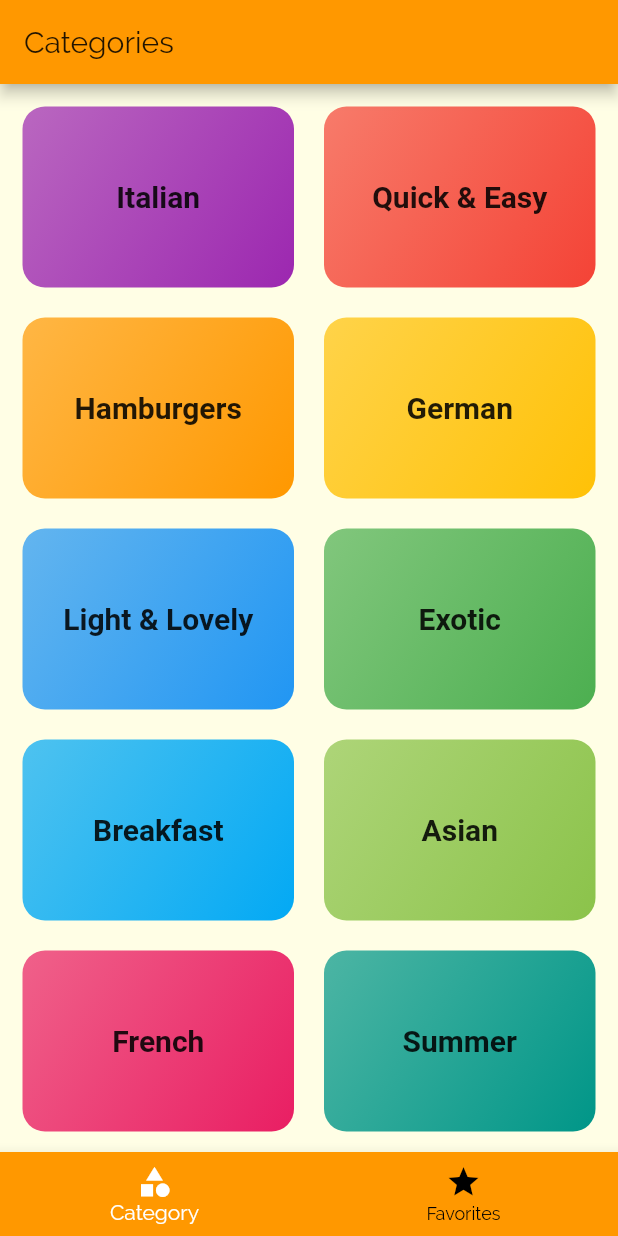
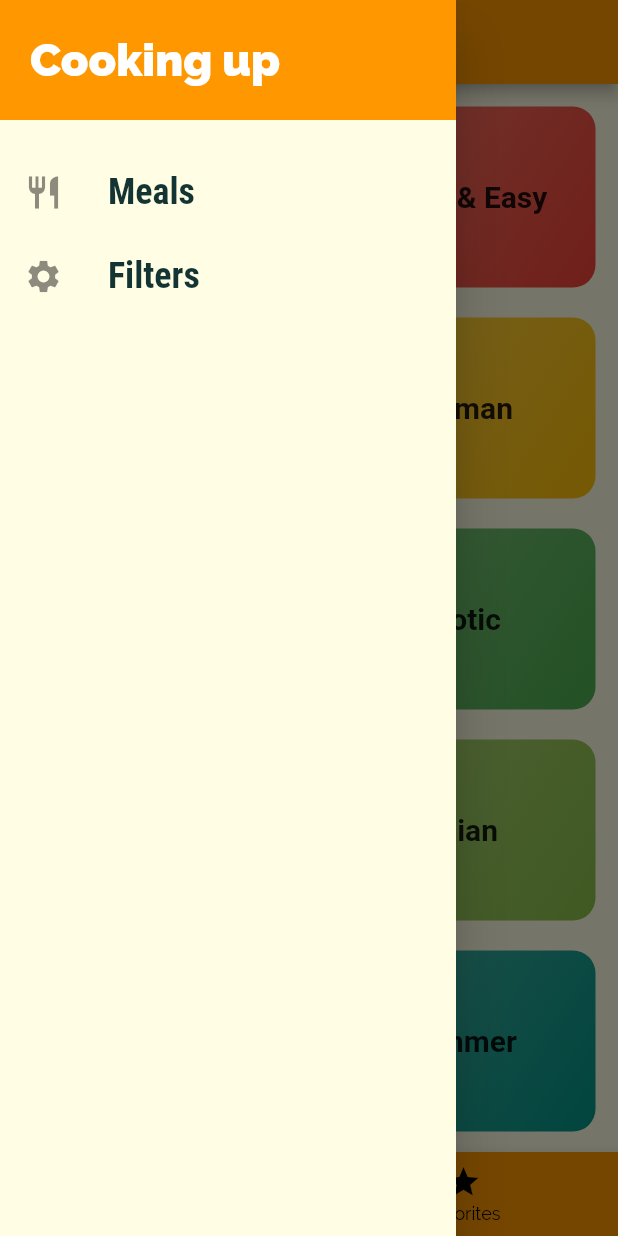
Before and after one commit to channaveerayya/MealsApp, a Flutter app: the screen it shows after launch, with the side drawer open (before the commit the screen has no drawer), on a phone screen of 412 x 824 dp. Run offline on Flutter 3.47's test engine with Material 2 defaults, Android fonts, the phone set to English and light mode, and no system bars; Roboto replaces fonts that are missing (RobotoCodensed).

Commit message:
Adding Custom Drawer

```diff
--- a/lib/screens/tab_screen.dart
+++ b/lib/screens/tab_screen.dart
@@ -1,3 +1,4 @@
+import 'package:MealsApp/widgets/main_drawer.dart';
 import 'package:flutter/material.dart';
 import '../screens/categories_screen.dart';
 import '../screens/favorites_screen.dart';
@@ -33,6 +34,7 @@ class _TabScreenState extends State<TabScreen> {
       appBar: AppBar(
         title: Text(_pages[_selectedpageIndex]['title']),
       ),
+      drawer: MainDrawer(),
       body: _pages[_selectedpageIndex]['page'],
       bottomNavigationBar: BottomNavigationBar(
         backgroundColor: Theme.of(context).primaryColor,
--- /dev/null
+++ b/lib/widgets/main_drawer.dart
@@ -0,0 +1,49 @@
+import 'package:flutter/material.dart';
+
+class MainDrawer extends StatelessWidget {
+  ListTile buildListTile(String title, IconData icon) {
+    return ListTile(
+      leading: Icon(
+        icon,
+        size: 26,
+      ),
+      title: Text(
+        title,
+        style: TextStyle(
+            fontFamily: 'RobotoCondensed',
+            fontSize: 24,
+            fontWeight: FontWeight.bold),
+      ),
+      onTap: null,
+    );
+  }
+
+  @override
+  Widget build(BuildContext context) {
+    return Drawer(
+      child: Column(
+        children: <Widget>[
+          Container(
+            height: 80,
+            width: double.infinity,
+            padding: EdgeInsets.all(20),
+            alignment: Alignment.centerLeft,
+            color: Theme.of(context).primaryColor,
+            child: Text(
+              'Cooking up',
+              style: TextStyle(
+                  fontWeight: FontWeight.w900,
+                  fontSize: 30,
+                  color: Colors.white),
+            ),
+          ),
+          SizedBox(
+            height: 20,
+          ),
+          buildListTile('Meals', Icons.restaurant),
+          buildListTile('Filters', Icons.settings),
+        ],
+      ),
+    );
+  }
+}
```
